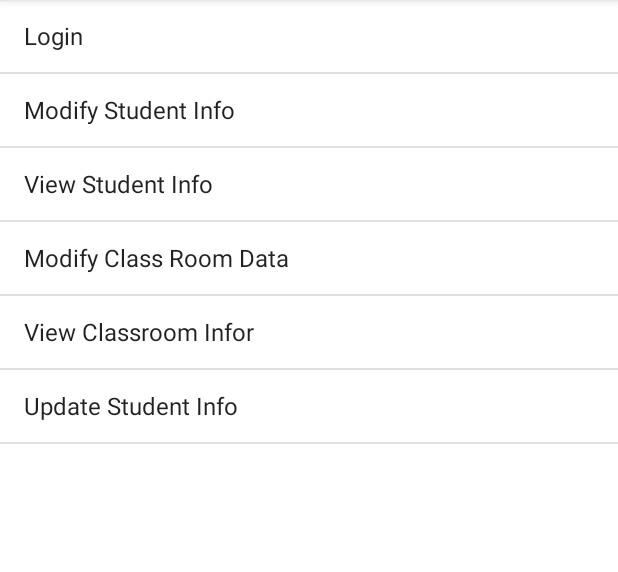
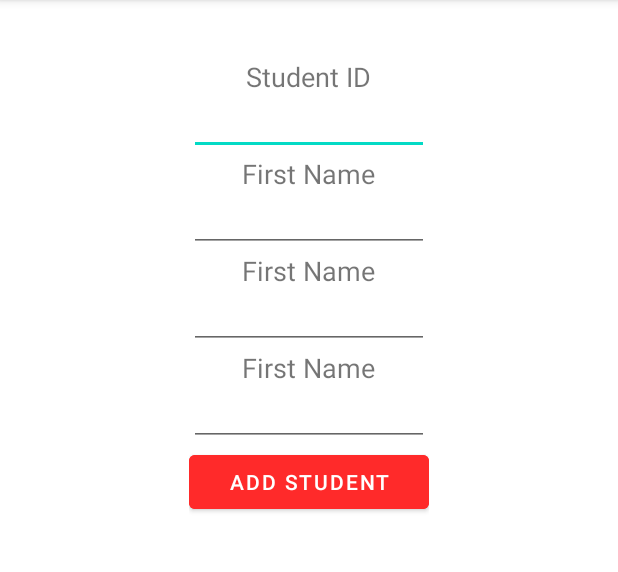
Before and after one commit to EisenritterX/comp304_2021_assignment4, an Android app: the screen it shows after launch (MainActivity before the commit, StudentActivity after it), after a tap on "Modify Student Info", on a phone screen of 412 x 824 dp, the part 84-656 px from its top. Run offline under Robolectric (Android 15) with nearby library versions, the phone set to English and light mode, and no system bars; our stand-ins replace Room's generated code.

Commit message:
Updated student info layout to fragments, Working on adding student to database next

```diff
--- a/app/src/main/java/com/example/assignment4/Activities/MainActivity.java
+++ b/app/src/main/java/com/example/assignment4/Activities/MainActivity.java
@@ -58,6 +58,7 @@ public class MainActivity extends AppCompatActivity {
                         break;
                     case 1:
                         intent = new Intent(getApplicationContext(), StudentActivity.class);
+                        startActivity(intent);
                         break;
                     case 2:
                         intent = new Intent(getApplicationContext(), StudentActivity.class);
--- a/app/src/main/java/com/example/assignment4/Activities/StudentActivity.java
+++ b/app/src/main/java/com/example/assignment4/Activities/StudentActivity.java
@@ -1,12 +1,8 @@
 package com.example.assignment4.Activities;
 
-import android.content.Intent;
+
 import android.os.Bundle;
-import android.view.View;
-import android.widget.AdapterView;
 import android.widget.ArrayAdapter;
-import android.widget.ListView;
-import android.widget.Toast;
 
 import androidx.appcompat.app.AppCompatActivity;
 import androidx.lifecycle.ViewModelProviders;
@@ -15,7 +11,6 @@ import com.example.assignment4.R;
 import com.example.assignment4.ViewModel.AppViewModel;
 
 import java.util.ArrayList;
-import java.util.Arrays;
 
 public class StudentActivity extends AppCompatActivity {
 
@@ -27,17 +22,15 @@ public class StudentActivity extends AppCompatActivity {
     protected void onCreate(Bundle savedInstanceState) {
         super.onCreate(savedInstanceState);
         setContentView(R.layout.activity_student_info);
+        // get the application view model
+        appViewModel = ViewModelProviders.of(this).get(AppViewModel.class);
         // Find the list view
-        ListView lstStudents = (ListView) findViewById(R.id.listStudents);
+        //ListView lstStudents = (ListView) findViewById(R.id.listStudents);
 
         // Set View Model
-        appViewModel = ViewModelProviders.of(this).get(AppViewModel.class);
-
-
 
         /*students = new ArrayList<String>(Arrays.asList(getResources().
                 getStringArray(R.array.Students)));*/
-
 
         // POPULATE LIST
 
@@ -48,6 +41,18 @@ public class StudentActivity extends AppCompatActivity {
                 this, android.R.layout.simple_list_item_1, students
         );
 
+//        //if the LiveData already has data it will delivered
+//        // to the observer
+//
+//        appViewModel.getAllStudent().observe(this, new Observer<List<Student>>() {
+//            @Override
+//            public void onChanged(@Nullable List<Student> students) {
+//                if(students!=null){
+//                    lstStudents.setAdapter(activitiesArrayAdapter);
+//                }
+//
+//            }
+//        });
        /* // Attaching ArrayAdapter to list view
         lstStudents.setAdapter(studentsArrayAdapter);*/
 
--- /dev/null
+++ b/app/src/main/java/com/example/assignment4/Fragments/AddStudent.java
@@ -0,0 +1,21 @@
+package com.example.assignment4.Fragments;
+
+import android.os.Bundle;
+import android.view.LayoutInflater;
+import android.view.View;
+import android.view.ViewGroup;
+import android.widget.Toast;
+
+import androidx.fragment.app.Fragment;
+
+import com.example.assignment4.R;
+
+public class AddStudent extends Fragment {
+    @Override
+    public View onCreateView(LayoutInflater inflater, ViewGroup container,
+                             Bundle savedInstanceState){
+        View view = inflater.inflate(R.layout.add_student_fragment, container, false);
+        Toast.makeText(getContext(),"AddStudent onCreateView Started",Toast.LENGTH_LONG).show();
+        return view;
+    }
+}
--- /dev/null
+++ b/app/src/main/java/com/example/assignment4/Fragments/DisplayAllStudents.java
@@ -0,0 +1,21 @@
+package com.example.assignment4.Fragments;
+
+import android.os.Bundle;
+import android.view.LayoutInflater;
+import android.view.View;
+import android.view.ViewGroup;
+import android.widget.Toast;
+
+import androidx.fragment.app.Fragment;
+
+import com.example.assignment4.R;
+
+public class DisplayAllStudents extends Fragment {
+    @Override
+    public View onCreateView(LayoutInflater inflater, ViewGroup container,
+                             Bundle savedInstanceState){
+        View view = inflater.inflate(R.layout.student_list_fragment, container, false);
+        Toast.makeText(getContext(),"Student List onCreateView Started",Toast.LENGTH_LONG).show();
+        return view;
+    }
+}
--- /dev/null
+++ b/app/src/main/java/com/example/assignment4/StudentAdapter.java
@@ -0,0 +1,34 @@
+package com.example.assignment4;
+
+import android.content.Context;
+import android.view.LayoutInflater;
+import android.view.View;
+import android.view.ViewGroup;
+import android.widget.ArrayAdapter;
+
+import com.example.assignment4.Model.Entities.Student;
+
+import java.util.List;
+
+public class StudentAdapter extends ArrayAdapter<Student> {
+
+    public StudentAdapter(Context context, List<Student> students) {
+        super(context, 0, students);
+    }
+
+    @Override
+    public View getView(int position, View convertView, ViewGroup parent) {
+        // Get the data item for this position
+        Student student = getItem(position);
+        // Check if an existing view is being reused, otherwise inflate the view
+        if (convertView == null) {
+            convertView = LayoutInflater.from(getContext()).inflate(R.layout.student_list_item, parent, false);
+        }
+        // Lookup view for data population
+        //TextView tvName = (TextView) convertView.findViewById(R.id.userLvItemTV);
+        // Populate the data into the template view using the data object
+        //tvName.setText(student.getStudentId());
+        // Return the completed view to render on screen
+        return convertView;
+    }
+}
--- a/app/src/main/java/com/example/assignment4/ViewModel/AppViewModel.java
+++ b/app/src/main/java/com/example/assignment4/ViewModel/AppViewModel.java
@@ -5,7 +5,6 @@ import android.app.Application;
 import androidx.annotation.NonNull;
 import androidx.lifecycle.AndroidViewModel;
 import androidx.lifecycle.LiveData;
-import androidx.lifecycle.MutableLiveData;
 
 import com.example.assignment4.Model.COM304Assign4Repository;
 import com.example.assignment4.Model.Entities.Classroom;
@@ -82,7 +81,7 @@ public class AppViewModel extends AndroidViewModel {
     }
 
     //returns query results as live data object
-    LiveData<List<Student>> getAllStudent() {
+    public LiveData<List<Student>> getAllStudent() {
         return allStudent;
     }
 }
--- a/app/src/main/res/layout/activity_login.xml
+++ b/app/src/main/res/layout/activity_login.xml
@@ -75,7 +75,7 @@
                     android:layout_gravity="center|center_horizontal"
                     android:text="@string/btnLogin"
                     android:layout_span="2"
-                    app:backgroundTint="#FF2A2A"
+                    app:backgroundTint="@color/btnBGTint"
                     app:cornerRadius="20dp"
                     />
             </TableRow>
--- a/app/src/main/res/layout/activity_student_info.xml
+++ b/app/src/main/res/layout/activity_student_info.xml
@@ -1,16 +1,32 @@
 <?xml version="1.0" encoding="utf-8"?>
 <androidx.constraintlayout.widget.ConstraintLayout xmlns:android="http://schemas.android.com/apk/res/android"
     android:layout_width="match_parent"
-    android:layout_height="match_parent">
+    android:layout_height="match_parent"
+    xmlns:tools="http://schemas.android.com/tools">
 
     <LinearLayout
         android:layout_width="match_parent"
-        android:layout_height="match_parent">
+        android:layout_height="match_parent"
+        android:orientation="vertical">
 
-        <ListView
-            android:id="@+id/listStudents"
+        <androidx.fragment.app.FragmentContainerView
+            android:id="@+id/addStudentFragment"
+            android:name="com.example.assignment4.Fragments.AddStudent"
+            android:layout_weight="0.5"
+            android:layout_height="match_parent"
             android:layout_width="match_parent"
+            tools:layout="@layout/add_student_fragment">
+        </androidx.fragment.app.FragmentContainerView>
+
+        <androidx.fragment.app.FragmentContainerView
+            android:id="@+id/studentListFragment"
+            android:name="com.example.assignment4.Fragments.DisplayAllStudents"
+            android:layout_weight="0.5"
             android:layout_height="match_parent"
-            android:textSize="@dimen/Heading" />
+            android:layout_width="match_parent"
+            tools:layout="@layout/student_list_fragment">
+        </androidx.fragment.app.FragmentContainerView>
+
+
     </LinearLayout>
 </androidx.constraintlayout.widget.ConstraintLayout>
--- /dev/null
+++ b/app/src/main/res/layout/add_student_fragment.xml
@@ -0,0 +1,152 @@
+<?xml version="1.0" encoding="utf-8"?>
+<androidx.constraintlayout.widget.ConstraintLayout xmlns:android="http://schemas.android.com/apk/res/android"
+    xmlns:app="http://schemas.android.com/apk/res-auto"
+    android:layout_width="match_parent"
+    android:layout_height="match_parent">
+
+    <TableLayout
+        android:layout_width="wrap_content"
+        android:layout_height="wrap_content"
+        android:layout_gravity="center"
+        app:layout_constraintBottom_toBottomOf="parent"
+        app:layout_constraintEnd_toEndOf="parent"
+        app:layout_constraintStart_toStartOf="parent"
+        app:layout_constraintTop_toTopOf="parent">
+        <!--Row 1-->
+        <TableRow
+            android:layout_width="wrap_content"
+            android:layout_height="match_parent"
+            android:layout_gravity="center">
+            <!--            Student ID Label-->
+            <TextView
+                android:id="@+id/lblStuID"
+                android:layout_width="wrap_content"
+                android:layout_height="wrap_content"
+                android:layout_gravity="center"
+                android:text="@string/stuID"
+                android:textSize="@dimen/Heading" />
+        </TableRow>
+        <!--        Ends Row 1-->
+        <!-- Row 2-->
+        <TableRow
+            android:layout_width="wrap_content"
+            android:layout_height="match_parent"
+            android:layout_gravity="center">
+
+            <EditText
+                android:id="@+id/editTextTextStudentId"
+                android:layout_width="match_parent"
+                android:layout_height="match_parent"
+                android:layout_gravity="center"
+                android:gravity="center|center_vertical"
+                android:inputType="numberPassword"
+                android:textSize="@dimen/Entry"
+                android:ems="10"/>
+        </TableRow>
+        <!-- Ends Row 2-->
+
+        <!--Row 3-->
+        <TableRow
+            android:layout_width="wrap_content"
+            android:layout_height="match_parent"
+            android:layout_gravity="center">
+            <!--            Student First Name Label-->
+            <TextView
+                android:id="@+id/lblStuFName"
+                android:layout_width="wrap_content"
+                android:layout_height="wrap_content"
+                android:layout_gravity="center"
+                android:text="@string/stuFName"
+                android:textSize="@dimen/Heading" />
+        </TableRow>
+        <!--        Ends Row 3-->
+        <!--        Row 4-->
+        <TableRow>
+            <EditText
+                android:id="@+id/editTextTextFirstName"
+                android:layout_width="match_parent"
+                android:layout_height="match_parent"
+                android:layout_gravity="center"
+                android:gravity="center|center_vertical"
+                android:inputType="textPersonName"
+                android:textSize="@dimen/Entry"
+                android:ems="10"/>
+        </TableRow>
+        <!--        Ends Row 4-->
+
+        <!--Row 5-->
+        <TableRow
+            android:layout_width="wrap_content"
+            android:layout_height="match_parent"
+            android:layout_gravity="center">
+            <!--            Student First Name Label-->
+            <TextView
+                android:id="@+id/lblStuLName"
+                android:layout_width="wrap_content"
+                android:layout_height="wrap_content"
+                android:layout_gravity="center"
+                android:text="@string/stuFName"
+                android:textSize="@dimen/Heading" />
+        </TableRow>
+        <!--        Ends Row 5-->
+        <!--        Row 6-->
+        <TableRow>
+            <EditText
+                android:id="@+id/editTextTextLastName"
+                android:layout_width="match_parent"
+                android:layout_height="match_parent"
+                android:layout_gravity="center"
+                android:gravity="center|center_vertical"
+                android:inputType="textPersonName"
+                android:textSize="@dimen/Entry"
+                android:ems="10"/>
+        </TableRow>
+        <!--        Ends Row 6-->
+
+        <!--Row 7-->
+        <TableRow
+            android:layout_width="wrap_content"
+            android:layout_height="match_parent"
+            android:layout_gravity="center">
+            <!--            Student First Name Label-->
+            <TextView
+                android:id="@+id/lblDept"
+                android:layout_width="wrap_content"
+                android:layout_height="wrap_content"
+                android:layout_gravity="center"
+                android:text="@string/stuFName"
+                android:textSize="@dimen/Heading" />
+        </TableRow>
+        <!--        Ends Row 7-->
+        <!--        Row 8-->
+        <TableRow>
+            <EditText
+                android:id="@+id/editTextTextDepartment"
+                android:layout_width="match_parent"
+                android:layout_height="match_parent"
+                android:layout_gravity="center"
+                android:gravity="center|center_vertical"
+                android:inputType="textPersonName"
+                android:textSize="@dimen/Entry"
+                android:ems="10"/>
+        </TableRow>
+        <!--        Ends Row 8-->
+
+<!--        Row 9 Button-->
+        <TableRow
+            android:layout_width="match_parent"
+            android:layout_height="match_parent"
+            android:layout_gravity="center">
+
+            <Button
+                android:id="@+id/update_student_button"
+                android:layout_width="match_parent"
+                android:layout_height="match_parent"
+                android:gravity="center|center_vertical"
+                android:text="@string/buttonAddStudent"
+                android:backgroundTint="@color/btnBGTint"/>
+
+        </TableRow>
+    </TableLayout>
+
+</androidx.constraintlayout.widget.ConstraintLayout>
--- /dev/null
+++ b/app/src/main/res/layout/student_list_fragment.xml
@@ -0,0 +1,6 @@
+<?xml version="1.0" encoding="utf-8"?>
+<androidx.constraintlayout.widget.ConstraintLayout
+    xmlns:android="http://schemas.android.com/apk/res/android" android:layout_width="match_parent"
+    android:layout_height="match_parent">
+
+</androidx.constraintlayout.widget.ConstraintLayout>
--- /dev/null
+++ b/app/src/main/res/layout/student_list_item.xml
@@ -0,0 +1,19 @@
+<?xml version="1.0" encoding="utf-8"?>
+<androidx.constraintlayout.widget.ConstraintLayout
+    xmlns:android="http://schemas.android.com/apk/res/android"
+    xmlns:app="http://schemas.android.com/apk/res-auto"
+    android:layout_width="match_parent"
+    android:layout_height="match_parent">
+
+    <ListView
+        android:id="@+id/listStudents"
+        android:layout_width="match_parent"
+        android:layout_height="match_parent"
+        android:layout_weight="0.5"
+        android:textSize="@dimen/Heading"
+        app:layout_constraintBottom_toBottomOf="parent"
+        app:layout_constraintEnd_toEndOf="parent"
+        app:layout_constraintStart_toStartOf="parent"
+        app:layout_constraintTop_toTopOf="parent" />
+
+</androidx.constraintlayout.widget.ConstraintLayout>
--- a/app/src/main/res/values/colors.xml
+++ b/app/src/main/res/values/colors.xml
@@ -14,4 +14,5 @@
     <color name="text">#000000</color>
     <color name="title">#222222</color>
     <color name="heading">#322222</color>
+    <color name="btnBGTint">#FF2A2A</color>
 </resources>
--- a/app/src/main/res/values/dimen.xml
+++ b/app/src/main/res/values/dimen.xml
@@ -1,4 +1,5 @@
 <?xml version="1.0" encoding="utf-8"?>
 <resources>
-    <dimen name="Heading">14sp</dimen>
+    <dimen name="Heading">18sp</dimen>
+    <dimen name="Entry">14sp</dimen>
 </resources>
--- a/app/src/main/res/values/strings.xml
+++ b/app/src/main/res/values/strings.xml
@@ -11,4 +11,15 @@
         <item>View Classroom Infor</item>
         <item>Update Student Info</item>
     </string-array>
+    <string name="stuID">Student ID</string>
+    <string name="stuFName">First Name</string>
+    <string name="stuLName">Last Name</string>
+    <string name="stuDPT">Department</string>
+
+    <string name="profID">Prof ID</string>
+    <string name="classID">Class ID</string>
+
+
+<!--    Buttons-->
+    <string name="buttonAddStudent">Add Student</string>
 </resources>
--- a/gradle.properties
+++ b/gradle.properties
@@ -17,3 +17,4 @@ org.gradle.jvmargs=-Xmx2048m -Dfile.encoding=UTF-8
 android.useAndroidX=true
 # Automatically convert third-party libraries to use AndroidX
 android.enableJetifier=true
+kapt.incremental.apt=true
```
